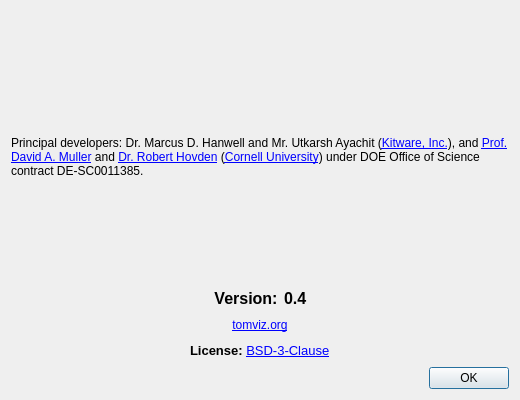
Above: tomviz/AboutDialog.ui from OpenChemistry/tomviz before the change. Below: the same form after it.
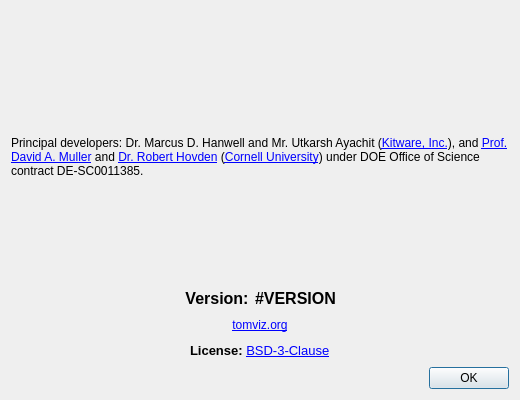
That is the form after the change. Icons and pictures are not drawn.

Patch:
```diff
--- a/tomviz/AboutDialog.ui
+++ b/tomviz/AboutDialog.ui
@@ -102,7 +102,7 @@
        <item>
         <widget class="QLabel" name="version">
          <property name="text">
-          <string>&lt;html&gt;&lt;head/&gt;&lt;body&gt;&lt;p&gt;&lt;span style=&quot; font-size:12pt; font-weight:600;&quot;&gt;0.4&lt;/span&gt;&lt;/p&gt;&lt;/body&gt;&lt;/html&gt;</string>
+          <string>&lt;html&gt;&lt;head/&gt;&lt;body&gt;&lt;p&gt;&lt;span style=&quot; font-size:12pt; font-weight:600;&quot;&gt;#VERSION&lt;/span&gt;&lt;/p&gt;&lt;/body&gt;&lt;/html&gt;</string>
          </property>
          <property name="textInteractionFlags">
           <set>Qt::LinksAccessibleByMouse|Qt::TextSelectableByMouse</set>
```
